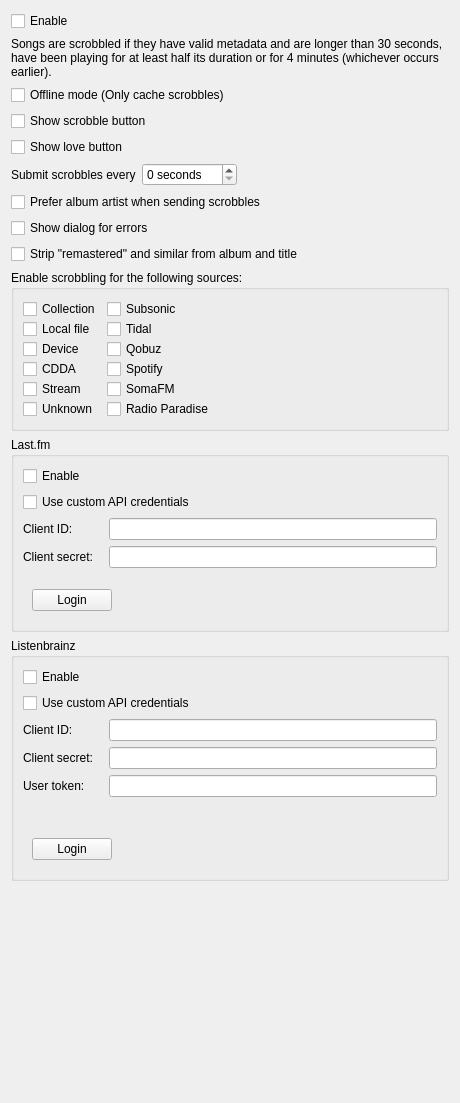
Old version of the form src/settings/scrobblersettingspage.ui in the repository RoundSalmon4/blended-strawberry.
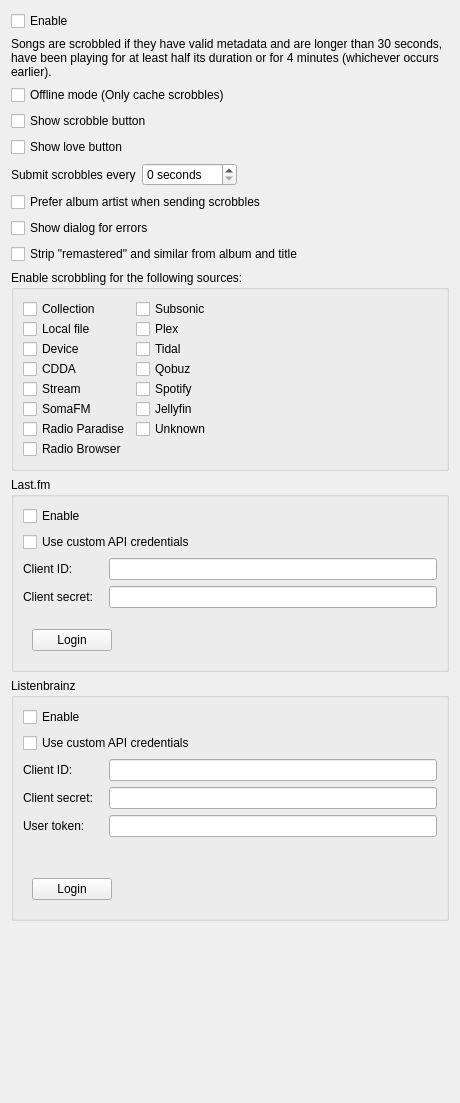
New version of the form. Custom widgets are drawn as their Qt base class.

Commit message: Add Jellyfin support

Patch:
```diff
--- a/src/settings/scrobblersettingspage.ui
+++ b/src/settings/scrobblersettingspage.ui
@@ -148,13 +148,20 @@
         </property>
        </widget>
       </item>
-      <item row="2" column="0">
+      <item row="1" column="0">
        <widget class="QCheckBox" name="checkbox_source_local">
         <property name="text">
          <string>Local file</string>
         </property>
        </widget>
       </item>
+      <item row="1" column="1">
+       <widget class="QCheckBox" name="checkbox_source_plex">
+        <property name="text">
+         <string>Plex</string>
+        </property>
+       </widget>
+      </item>
       <item row="2" column="1">
        <widget class="QCheckBox" name="checkbox_source_tidal">
         <property name="text">
@@ -162,7 +169,7 @@
         </property>
        </widget>
       </item>
-      <item row="3" column="0">
+      <item row="2" column="0">
        <widget class="QCheckBox" name="checkbox_source_device">
         <property name="text">
          <string>Device</string>
@@ -176,48 +183,62 @@
         </property>
        </widget>
       </item>
-      <item row="5" column="1">
-       <widget class="QCheckBox" name="checkbox_source_somafm">
-        <property name="text">
-         <string>SomaFM</string>
-        </property>
-       </widget>
-      </item>
-      <item row="6" column="1">
-       <widget class="QCheckBox" name="checkbox_source_radioparadise">
-        <property name="text">
-         <string>Radio Paradise</string>
-        </property>
-       </widget>
-      </item>
-      <item row="4" column="1">
-       <widget class="QCheckBox" name="checkbox_source_spotify">
-        <property name="text">
-         <string>Spotify</string>
-        </property>
-       </widget>
-      </item>
-      <item row="4" column="0">
+      <item row="3" column="0">
        <widget class="QCheckBox" name="checkbox_source_cdda">
         <property name="text">
          <string>CDDA</string>
         </property>
        </widget>
       </item>
-      <item row="5" column="0">
+      <item row="4" column="0">
        <widget class="QCheckBox" name="checkbox_source_stream">
         <property name="text">
          <string>Stream</string>
         </property>
        </widget>
       </item>
+      <item row="4" column="1">
+       <widget class="QCheckBox" name="checkbox_source_spotify">
+        <property name="text">
+         <string>Spotify</string>
+        </property>
+       </widget>
+      </item>
+      <item row="5" column="1">
+       <widget class="QCheckBox" name="checkbox_source_jellyfin">
+        <property name="text">
+         <string>Jellyfin</string>
+        </property>
+       </widget>
+      </item>
+      <item row="5" column="0">
+       <widget class="QCheckBox" name="checkbox_source_somafm">
+        <property name="text">
+         <string>SomaFM</string>
+        </property>
+       </widget>
+      </item>
       <item row="6" column="0">
+       <widget class="QCheckBox" name="checkbox_source_radioparadise">
+        <property name="text">
+         <string>Radio Paradise</string>
+        </property>
+       </widget>
+      </item>
+      <item row="6" column="1">
        <widget class="QCheckBox" name="checkbox_source_unknown">
         <property name="text">
          <string>Unknown</string>
         </property>
        </widget>
       </item>
+      <item row="7" column="0">
+       <widget class="QCheckBox" name="checkbox_source_radiobrowser">
+        <property name="text">
+         <string>Radio Browser</string>
+        </property>
+       </widget>
+      </item>
      </layout>
     </widget>
    </item>
```
Left out of the diff: 11 changed lines with no effect on the pictures. The commit also changes 95 other files.
